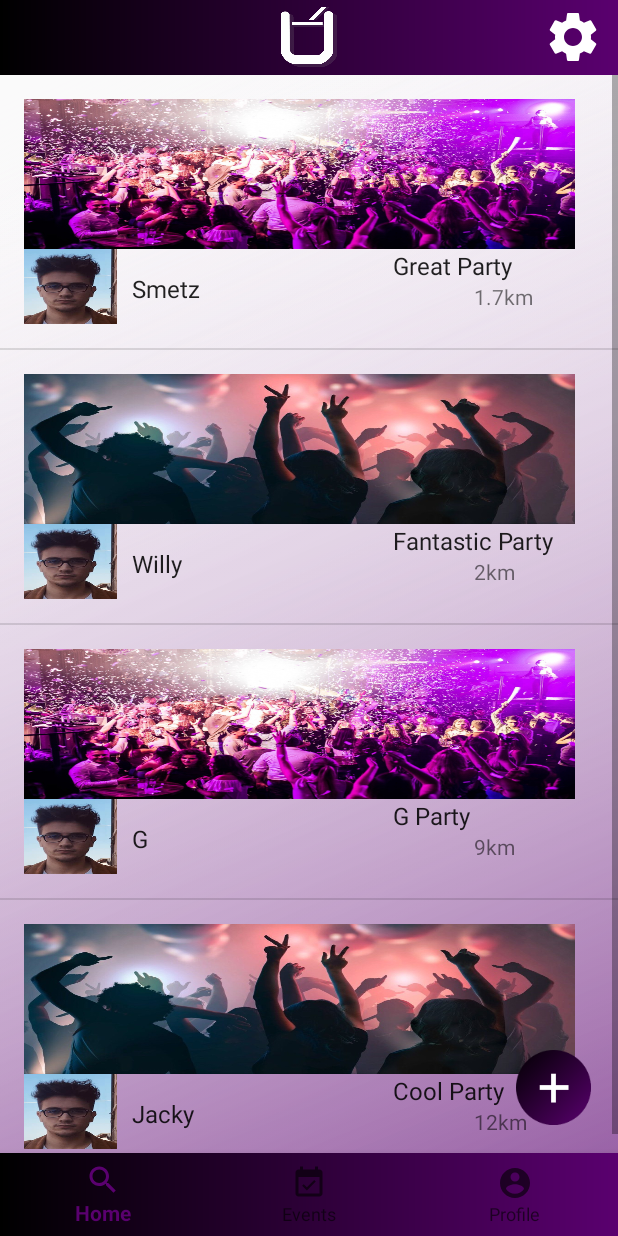
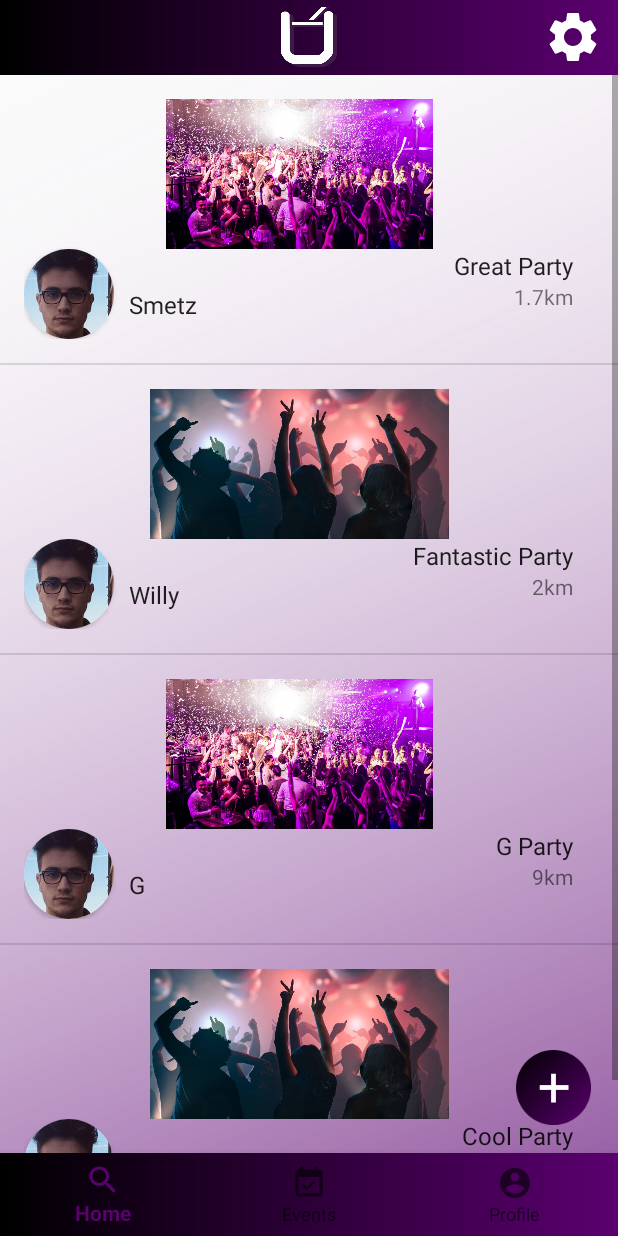
Before and after one commit to JamesMaloney/IUP, an Android app: the HomeFragment screen opened directly, with no data from a screen before it, on a phone screen of 412 x 824 dp. Run offline under Robolectric (Android 15) with nearby library versions, the phone set to English and light mode, and no system bars.

Commit message:
Fixing graphic bugs

```diff
--- a/IUP_SPM/app/build.gradle
+++ b/IUP_SPM/app/build.gradle
@@ -52,5 +52,8 @@ dependencies {
     implementation 'com.android.volley:volley:1.1.0'
     implementation 'com.google.android.material:material:1.2.1'
     implementation 'androidx.constraintlayout:constraintlayout:1.1.2'
+    implementation "androidx.cardview:cardview:1.0.0"
+    implementation 'com.squareup.picasso:picasso:2.5.2'
+    implementation 'com.github.bumptech.glide:glide:4.7.1'
 
 }
--- a/IUP_SPM/app/src/main/AndroidManifest.xml
+++ b/IUP_SPM/app/src/main/AndroidManifest.xml
@@ -3,6 +3,9 @@
     package="com.ru.spm.iup_spm">
     <!-- Internet Permission -->
     <uses-permission android:name="android.permission.INTERNET" />
+    <uses-permission android:name="android.permission.ACCESS_COARSE_LOCATION"/>
+    <uses-permission android:name="android.permission.ACCESS_FINE_LOCATION"/>
+
 
     <application
         android:allowBackup="true"
--- a/IUP_SPM/app/src/main/java/com/ru/spm/iup_spm/Event.java
+++ b/IUP_SPM/app/src/main/java/com/ru/spm/iup_spm/Event.java
@@ -3,6 +3,7 @@ package com.ru.spm.iup_spm;
 
 //Events for Arraylist in Home
 public class Event {
+
     private int imgEvent;
     private String nameEvent;
     private String distanceEvent;
--- a/IUP_SPM/app/src/main/java/com/ru/spm/iup_spm/HomeFragment.java
+++ b/IUP_SPM/app/src/main/java/com/ru/spm/iup_spm/HomeFragment.java
@@ -24,7 +24,6 @@ public class HomeFragment extends Fragment {
 
     public static HomeFragment newInstance(String param1, String param2) {
         HomeFragment fragment = new HomeFragment();
-
         return fragment;
     }
 
--- a/IUP_SPM/app/src/main/java/com/ru/spm/iup_spm/UserService.java
+++ b/IUP_SPM/app/src/main/java/com/ru/spm/iup_spm/UserService.java
@@ -11,4 +11,6 @@ public interface UserService {
 
     @POST("registerUser/")
     Call<RegisterResponse> registerUser(@Body RegisterRequest registerRequest);
+
+
 }
--- a/IUP_SPM/app/src/main/res/layout/list_events.xml
+++ b/IUP_SPM/app/src/main/res/layout/list_events.xml
@@ -12,53 +12,62 @@
         android:layout_width="367dp"
         android:layout_height="100dp"
         tools:srcCompat="@drawable/party2"
-        android:scaleType="fitXY"
         android:adjustViewBounds="true"
-        />
-
-    <ImageView
-        android:id="@+id/imgProfile"
-        android:layout_width="62dp"
-        android:scaleType="fitXY"
-        android:adjustViewBounds="true"
-        android:layout_height="50dp"
-        android:layout_below="@+id/imgEvent"
-        tools:srcCompat="@tools:sample/avatars" />
-
-    <TextView
-        android:id="@+id/txtNameProfile"
-        android:layout_width="120dp"
-        android:layout_height="wrap_content"
-        android:layout_toRightOf="@+id/imgProfile"
-        android:layout_marginTop="15dp"
-        android:layout_below="@+id/imgEvent"
-        android:layout_marginLeft="10dp"
-        android:text="Profile"
-        style="@style/TextAppearance.AppCompat.Light.SearchResult.Subtitle"
         />
 
 
     <TextView
-        android:id="@+id/txtNameEvent"
-        android:layout_width="120dp"
+        android:id="@+id/txtNameProfile"
+        style="@style/TextAppearance.AppCompat.Light.SearchResult.Subtitle"
+        android:layout_width="168dp"
         android:layout_height="wrap_content"
         android:layout_below="@+id/imgEvent"
-        android:layout_marginLeft="246dp"
+        android:layout_marginLeft="10dp"
+        android:layout_marginTop="26dp"
+        android:layout_toRightOf="@+id/cardviewimgProfile"
+        android:text="Profile" />
+
+    <TextView
+        android:id="@+id/txtNameEvent"
+        style="@style/TextAppearance.AppCompat.Light.SearchResult.Subtitle"
+        android:layout_width="136dp"
+        android:layout_height="wrap_content"
+        android:layout_below="@+id/imgEvent"
+        android:layout_marginStart="230dp"
+        android:layout_marginLeft="230dp"
         android:layout_marginTop="0dp"
-        style="@style/TextAppearance.AppCompat.Light.SearchResult.Subtitle"
-        android:text="Fantastic Event"
         android:inputType="text"
         android:maxLines="1"
-        />
+        android:gravity="right"
+        android:text="Fantastic Event" />
 
     <TextView
         android:id="@+id/txtDistanceEvent"
-        android:layout_width="56dp"
+        android:layout_width="66dp"
         android:layout_height="wrap_content"
         android:layout_below="@+id/txtNameEvent"
         android:layout_marginLeft="300dp"
         android:layout_marginTop="0dp"
+        android:gravity="right"
         android:inputType="text"
         android:text="1.6 km" />
 
+    <androidx.cardview.widget.CardView
+        android:id="@+id/cardviewimgProfile"
+        android:layout_width="60dp"
+        android:layout_height="60dp"
+        app:cardCornerRadius="50dp"
+        android:layout_below="@+id/imgEvent"
+        >
+        <ImageView
+            android:id="@+id/imgProfile"
+            android:layout_width="match_parent"
+            android:layout_height="match_parent"
+            android:scaleType="centerCrop"
+            tools:srcCompat="@tools:sample/avatars"
+            />
+    </androidx.cardview.widget.CardView>
+
+
+
 </RelativeLayout>
--- a/IUP_SPM/build.gradle
+++ b/IUP_SPM/build.gradle
@@ -5,7 +5,7 @@ buildscript {
         jcenter()
     }
     dependencies {
-        classpath "com.android.tools.build:gradle:4.0.1"
+        classpath 'com.android.tools.build:gradle:4.1.0'
 
         // NOTE: Do not place your application dependencies here; they belong
         // in the individual module build.gradle files
```
Also changed, not shown: IUP_SPM/gradle/wrapper/gradle-wrapper.properties.
